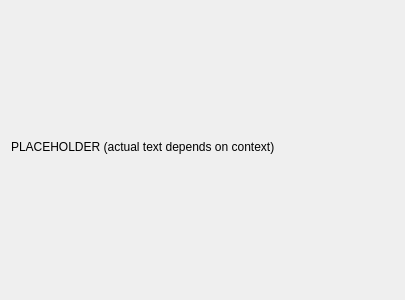
Above: src/admc/properties_warning_dialog.ui from altlinux/admc before the change. Below: the same form after it.
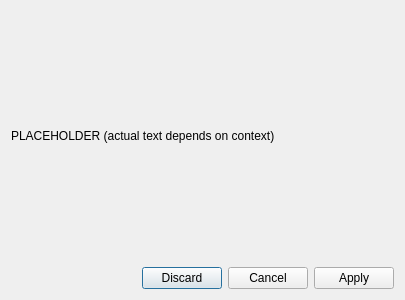
That is the form after the change.

Commit message:
improve attributes tab warning
use built-in buttons in dialogbuttonbox instead of making custom ones
add reject (cancel) button, which closes warning, keeps changes
\ and doesn't switch to new tab
change order of operations, now warning is opened before tab switch
and tab switch doesn't happen at all if warning is cancelled

The edit to the form file:
```diff
--- a/src/admc/properties_warning_dialog.ui
+++ b/src/admc/properties_warning_dialog.ui
@@ -30,7 +30,7 @@
       <enum>Qt::Horizontal</enum>
      </property>
      <property name="standardButtons">
-      <set>QDialogButtonBox::NoButton</set>
+      <set>QDialogButtonBox::Apply|QDialogButtonBox::Cancel|QDialogButtonBox::Discard</set>
      </property>
     </widget>
    </item>
```
The commit also changes 6 other files.
